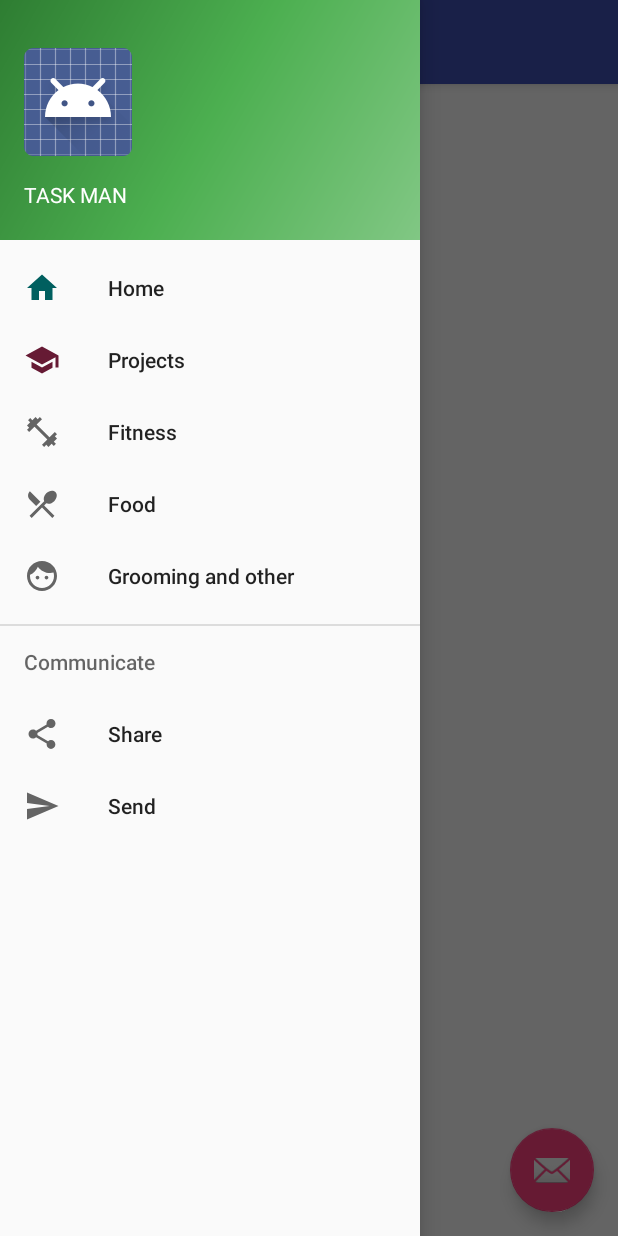
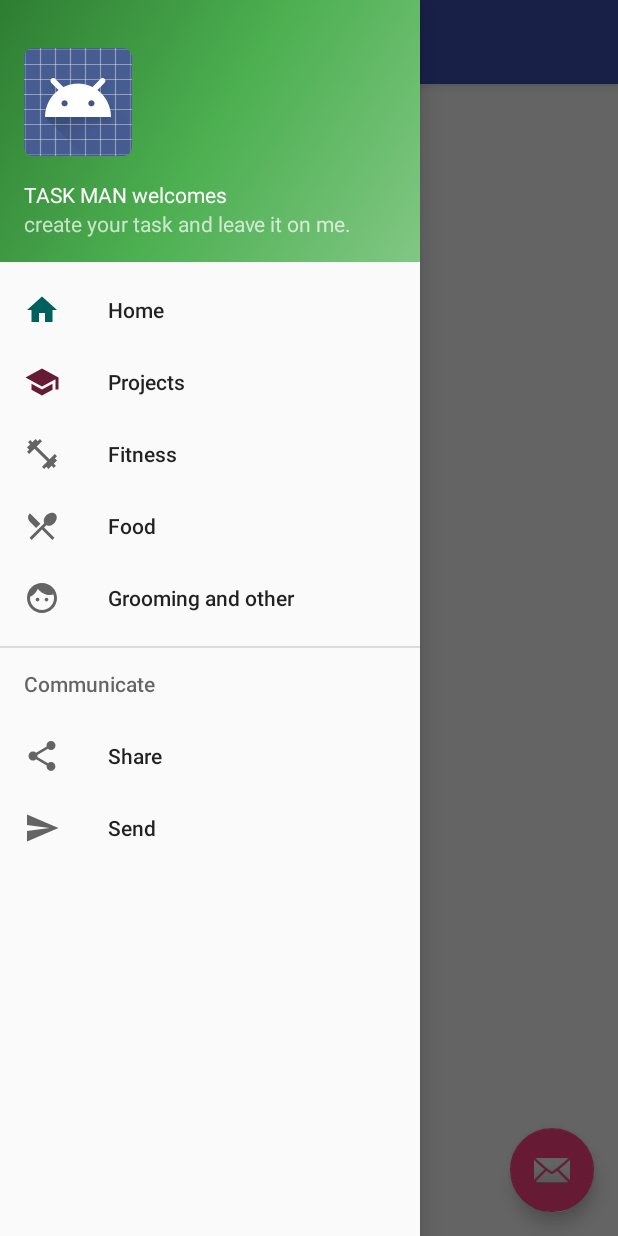
Before and after one commit to KingKongCoderr/TaskMaster, an Android app: the screen it shows after launch once a user with an empty profile is signed in (Navigationview), with the side drawer open, on a phone screen of 412 x 824 dp. Run offline under Robolectric (Android 15) with nearby library versions, the phone set to English and light mode, and no system bars; our stand-ins replace ButterKnife, Firebase (no records; nobody signed in at launch, a user with empty details on screens opened directly).

Commit message:
Butterknife in fragment, navigation headerview added programmatically.

```diff
--- a/app/build.gradle
+++ b/app/build.gradle
@@ -10,7 +10,7 @@ android {
         }
     }
     compileSdkVersion 25
-    buildToolsVersion "25.0.2"
+    buildToolsVersion "26.0.0"
     defaultConfig {
         applicationId "jaihind.gobblessamerica.taskmaster"
         minSdkVersion 14
@@ -42,7 +42,7 @@ dependencies {
     compile 'com.google.firebase:firebase-auth:10.2.6'
     compile 'com.google.android.gms:play-services-auth:10.2.6'
     compile 'com.android.support:appcompat-v7:25.2.0'
-    compile 'com.android.support.constraint:constraint-layout:1.0.1'
+    compile 'com.android.support.constraint:constraint-layout:1.0.2'
     compile 'com.android.support:design:25.2.0'
     compile 'com.android.support:support-v4:25.2.0'
     compile 'com.android.support:recyclerview-v7:25.2.0'
--- a/app/src/main/java/jaihind/gobblessamerica/taskmaster/HomeFragment.java
+++ b/app/src/main/java/jaihind/gobblessamerica/taskmaster/HomeFragment.java
@@ -16,6 +16,8 @@ import com.google.firebase.auth.FirebaseUser;
 import javax.inject.Inject;
 
 import butterknife.BindView;
+import butterknife.ButterKnife;
+import butterknife.Unbinder;
 import jaihind.gobblessamerica.taskmaster.di.ApplicationComponent;
 
 
@@ -26,16 +28,21 @@ public class HomeFragment extends Fragment {
 
 
 
-    @BindView(R.id.quote_tv)
+   @BindView(R.id.quote_tv)
     TextView quote_tv;
+
+    private Unbinder unbinder=null;
+
 
   /*  @Inject
     FirebaseAuth mAuth;*/
 
   FirebaseAuth mAuth;
 
+
     public HomeFragment() {
         // Required empty public constructor
+
     }
 
 
@@ -44,7 +51,11 @@ public class HomeFragment extends Fragment {
                              Bundle savedInstanceState) {
         // Inflate the layout for this fragment
 
+        View v=inflater.inflate(R.layout.fragment_home, container, false);
        // ApplicationComponent.getDi().inject(this);
+        unbinder =  ButterKnife.bind(getActivity(),v);
+        quote_tv= (TextView)v.findViewById(R.id.quote_tv);
+
         mAuth= FirebaseAuth.getInstance();
         String name="";
         FirebaseUser user = mAuth.getCurrentUser();
@@ -58,12 +69,17 @@ public class HomeFragment extends Fragment {
             // authenticate with your backend server, if you have one. Use
             // FirebaseUser.getToken() instead.
             String uid = user.getUid();
-            //quote_tv.setText(name);
+            quote_tv.setText(name);
 
         }
 
 
-        return inflater.inflate(R.layout.fragment_home, container, false);
+        return v;
     }
 
+    @Override
+    public void onDestroyView() {
+        super.onDestroyView();
+        unbinder.unbind();
+    }
 }
--- a/app/src/main/java/jaihind/gobblessamerica/taskmaster/Navigationview.java
+++ b/app/src/main/java/jaihind/gobblessamerica/taskmaster/Navigationview.java
@@ -13,6 +13,8 @@ import android.support.v7.app.AppCompatActivity;
 import android.support.v7.widget.Toolbar;
 import android.view.Menu;
 import android.view.MenuItem;
+import android.widget.ImageView;
+import android.widget.TextView;
 import android.widget.Toast;
 
 import com.google.firebase.auth.FirebaseAuth;
@@ -20,6 +22,9 @@ import com.google.firebase.auth.FirebaseUser;
 
 import javax.inject.Inject;
 
+import butterknife.BindView;
+import butterknife.ButterKnife;
+import butterknife.Optional;
 import jaihind.gobblessamerica.taskmaster.di.ApplicationComponent;
 
 public class Navigationview extends AppCompatActivity
@@ -28,6 +33,12 @@ public class Navigationview extends AppCompatActivity
     @Inject
     FirebaseAuth mAuth;*/
 
+
+  //  @BindView(R.id.user_iv)
+    ImageView mUser_iv;
+    //@BindView(R.id.username_tv)
+    TextView mUsername_tv;
+
     HomeFragment homeFragment;
 
 
@@ -35,6 +46,7 @@ public class Navigationview extends AppCompatActivity
     protected void onCreate(Bundle savedInstanceState) {
         super.onCreate(savedInstanceState);
         setContentView(R.layout.activity_navigation_view);
+        ButterKnife.bind(this);
         //ApplicationComponent.getDi().inject(this);
         Toolbar toolbar = (Toolbar) findViewById(R.id.toolbar);
         setSupportActionBar(toolbar);
@@ -57,6 +69,13 @@ public class Navigationview extends AppCompatActivity
         android.support.design.widget.NavigationView navigationView = (android.support.design.widget.NavigationView) findViewById(R.id.nav_view);
         navigationView.setNavigationItemSelectedListener(this);
 
+        View headerView = navigationView.inflateHeaderView(R.layout.nav_header_navigation_view);
+      //  ButterKnife.bind(this,headerView);
+        mUser_iv=(ImageView)headerView.findViewById(R.id.user_iv);
+        mUsername_tv=(TextView)headerView.findViewById(R.id.username_tv);
+
+
+
         if(savedInstanceState==null){
 
             homeFragment=new HomeFragment();
@@ -76,6 +95,13 @@ public class Navigationview extends AppCompatActivity
             // authenticate with your backend server, if you have one. Use
             // FirebaseUser.getToken() instead.
             String uid = user.getUid();
+
+            //update ui for the respective user
+            String username= mUsername_tv.getText().toString();
+            mUsername_tv.setText(username + name);
+
+
+
         }
 
 
--- a/app/src/main/res/layout/activity_navigation_view.xml
+++ b/app/src/main/res/layout/activity_navigation_view.xml
@@ -19,7 +19,10 @@
         android:layout_height="match_parent"
         android:layout_gravity="start"
         android:fitsSystemWindows="true"
-        app:headerLayout="@layout/nav_header_navigation_view"
         app:menu="@menu/activity_navigation_view_drawer" />
+<!--
+    app:headerLayout="@layout/nav_header_navigation_view"
+-->
+
 
 </android.support.v4.widget.DrawerLayout>
--- a/app/src/main/res/layout/nav_header_navigation_view.xml
+++ b/app/src/main/res/layout/nav_header_navigation_view.xml
@@ -2,18 +2,19 @@
 <LinearLayout xmlns:android="http://schemas.android.com/apk/res/android"
     xmlns:app="http://schemas.android.com/apk/res-auto"
     android:layout_width="match_parent"
-    android:layout_height="@dimen/nav_header_height"
+    android:layout_height="wrap_content"
     android:background="@drawable/side_nav_bar"
     android:gravity="bottom"
     android:orientation="vertical"
     android:paddingBottom="@dimen/activity_vertical_margin"
     android:paddingLeft="@dimen/activity_horizontal_margin"
     android:paddingRight="@dimen/activity_horizontal_margin"
+    android:id="@+id/navigation_header_container"
     android:paddingTop="@dimen/activity_vertical_margin"
     android:theme="@style/ThemeOverlay.AppCompat.Dark">
 
     <ImageView
-        android:id="@+id/imageView"
+        android:id="@+id/user_iv"
         android:layout_width="wrap_content"
         android:layout_height="wrap_content"
         android:paddingTop="@dimen/nav_header_vertical_spacing"
@@ -23,11 +24,12 @@
         android:layout_width="match_parent"
         android:layout_height="wrap_content"
         android:paddingTop="@dimen/nav_header_vertical_spacing"
-        android:text="TASK MAN"
+        android:id="@+id/username_tv"
+        android:text="TASK MAN welcomes "
         android:textAppearance="@style/TextAppearance.AppCompat.Body1" />
 
     <TextView
-        android:id="@+id/textView"
+        android:id="@+id/intro_tv"
         android:layout_width="wrap_content"
         android:layout_height="wrap_content"
         android:text="create your task and leave it on me." />
```
